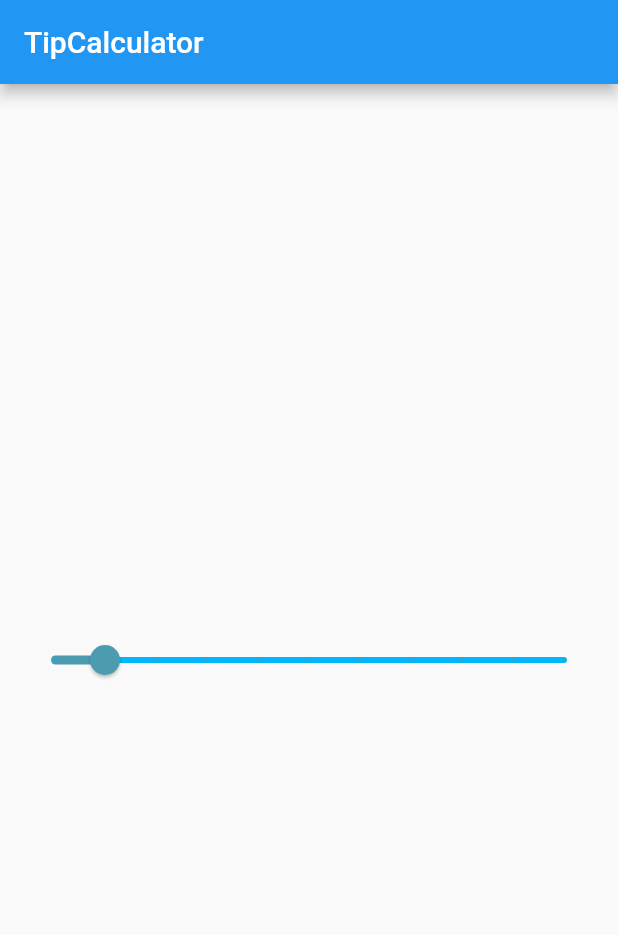
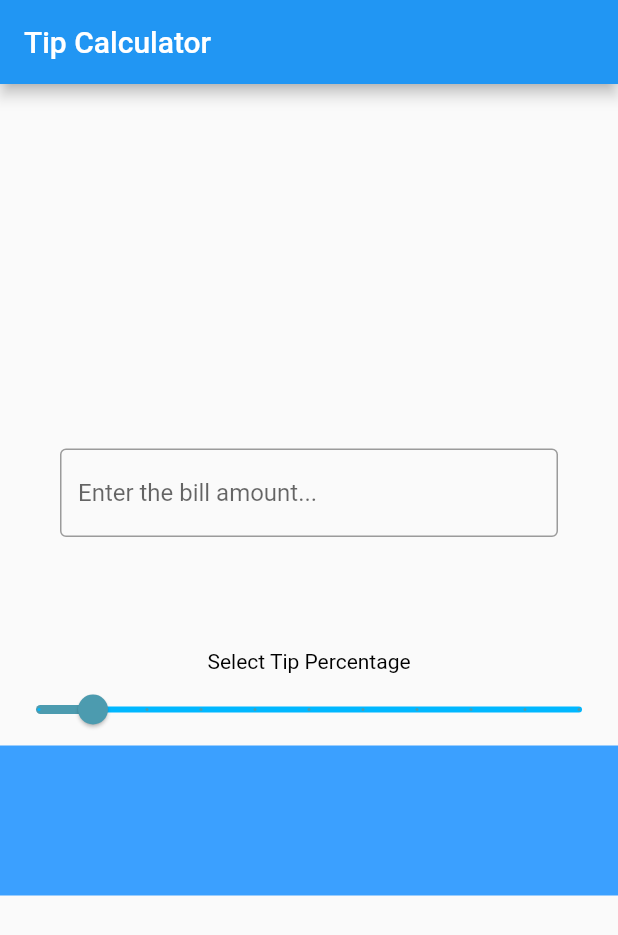
Before and after one commit to muhammadilyas-mset/the_flutter_way, a Flutter app: the screen it shows after launch, on a phone screen of 412 x 824 dp. Shown: the top 935 px of the screen. Run offline on Flutter 3.47's test engine with Material 2 defaults, Android fonts, the light colour scheme and no system bars.

Commit message:
add_textfield_and_text

```diff
--- a/lib/main.dart
+++ b/lib/main.dart
@@ -28,14 +28,28 @@
   @override
   Widget build(BuildContext context) {
     return Scaffold(
-      appBar: AppBar(title: const Text('TipCalculator')),
-      body: Padding(
-        padding: const EdgeInsets.all(10),
+      appBar: AppBar(title: const Text('Tip Calculator')),
+      body: Column(
+        mainAxisAlignment: MainAxisAlignment.center,
+        children: [
+          Container(),
+          const SizedBox(
+            height: 150,
+            child: MyCustomTextField(),
+          ),
+          const SizedBox(
+            child: Text(
+              "Select Tip Percentage",
+              style: TextStyle(color: Color.fromARGB(255, 0, 0, 0)),
+            ),
+          ),
+          Container(
+            padding: const EdgeInsets.all(0),
             child: Slider(
               value: _currentSliderValue,
               max: 100,
-          activeColor: Color.fromARGB(255, 76, 155, 175),
-          inactiveColor: Color.fromARGB(255, 0, 183, 255),
+              activeColor: const Color.fromARGB(255, 76, 155, 175),
+              inactiveColor: const Color.fromARGB(255, 0, 183, 255),
               divisions: 10,
               label: _currentSliderValue.round().toString(),
               onChanged: (double value) {
@@ -45,6 +59,35 @@
               },
             ),
           ),
+          Container(
+            height: 100,
+            color: const Color.fromARGB(255, 59, 160, 255),
+          ),
+        ],
+      ),
     );
   }
 }
+
+class MyCustomTextField extends StatelessWidget {
+  const MyCustomTextField({super.key});
+
+  @override
+  // ignore: prefer_const_constructors
+  Widget build(BuildContext context) {
+    return const Column(
+      crossAxisAlignment: CrossAxisAlignment.start,
+      children: <Widget>[
+        Padding(
+          padding: EdgeInsets.symmetric(horizontal: 40, vertical: 16),
+          child: TextField(
+            decoration: InputDecoration(
+              border: OutlineInputBorder(),
+              hintText: 'Enter the bill amount...',
+            ),
+          ),
+        ),
+      ],
+    );
+  }
+}
```
Also changed, not shown: pubspec.yaml (+3 -5 lines), 1 other file. Lines whose indentation alone changed are shown as unchanged.
